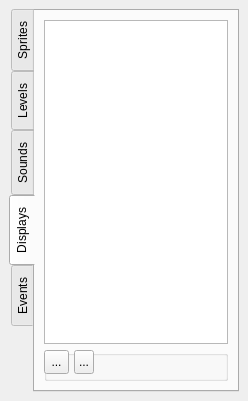
Before: the Qt Designer form src/lgck-builder/ToolBoxDock.ui in cfrankb/lgck-src, drawn with Qt 5.
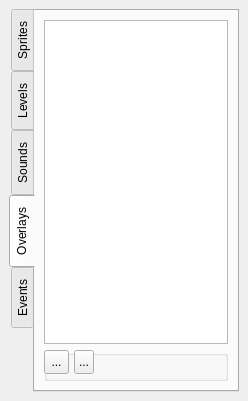
After: the same form once the commit is applied. Icons and pictures are not drawn. Custom widgets are drawn as their Qt base class.

Commit message: added display alignment:  left/right/center and up/down/center

Diff of the .ui file:
```diff
--- a/src/lgck-builder/ToolBoxDock.ui
+++ b/src/lgck-builder/ToolBoxDock.ui
@@ -401,7 +401,7 @@
         <enum>Qt::LeftToRight</enum>
        </property>
        <attribute name="title">
-        <string>Displays</string>
+        <string>Overlays</string>
        </attribute>
        <layout class="QGridLayout" name="gridLayout_11">
         <item row="0" column="0">
```
Left out of the diff: 2 changed lines with no effect on the pictures. The commit also changes 10 other files.
